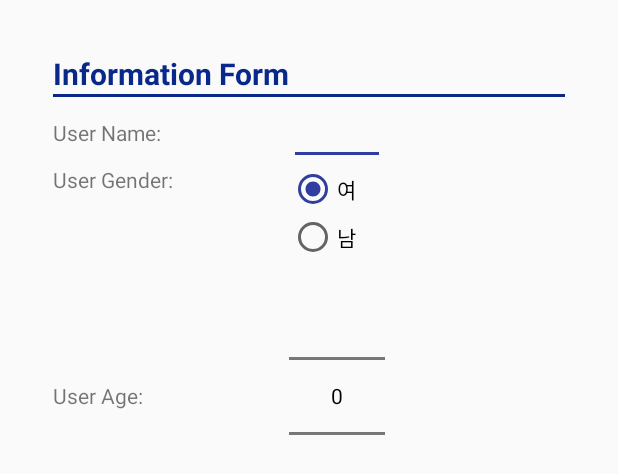
After one commit to 11mia/probono, an Android app: the layout activity_alert_dialog_information.xml on its own in the app's theme, with its tools: preview values and no code run, on a phone screen of 412 x 824 dp. The commit adds this screen. Shown: the top 474 px of the screen. Run offline under Robolectric (Android 15) with nearby library versions, the phone set to English and light mode, and no system bars.

Commit message:
add custom design xml For AlertDialog

```diff
--- a/MaterialViewPager-master/sample/src/main/java/com/github/florent37/materialviewpager/sample/SettingsAdapter.java
+++ b/MaterialViewPager-master/sample/src/main/java/com/github/florent37/materialviewpager/sample/SettingsAdapter.java
@@ -10,6 +10,7 @@ import android.view.LayoutInflater;
 import android.view.View;
 import android.view.ViewGroup;
 import android.widget.Button;
+import android.widget.NumberPicker;
 import android.widget.Toast;
 
 import java.util.List;
@@ -76,6 +77,19 @@ public class SettingsAdapter extends RecyclerView.Adapter<RecyclerView.ViewHolde
         AlertDialog.Builder builder = new AlertDialog.Builder(context);
         builder.setTitle("AlertDialog Title");
         builder.setMessage("AlertDialog Content");
+
+        LayoutInflater inflater = (LayoutInflater)context.getSystemService(Context.LAYOUT_INFLATER_SERVICE);
+        final View infoFormView = inflater.inflate(R.layout.activity_alert_dialog_information, null);
+
+        //NumberPicker for Age 0~150
+        NumberPicker np = (NumberPicker) infoFormView.findViewById(R.id.picker);
+        np.setMinValue(1);
+        np.setMaxValue(150);
+        np.setValue(25);
+        np.setWrapSelectorWheel(false);
+
+        builder.setView(infoFormView);
+
         builder.setPositiveButton("예",
                 new DialogInterface.OnClickListener() {
                     public void onClick(DialogInterface dialog, int which) {
--- /dev/null
+++ b/MaterialViewPager-master/sample/src/main/res/layout/activity_alert_dialog_information.xml
@@ -0,0 +1,96 @@
+<?xml version="1.0" encoding="utf-8"?>
+<LinearLayout
+    xmlns:android="http://schemas.android.com/apk/res/android" android:layout_width="match_parent"
+    android:layout_height="match_parent">
+
+    <TableLayout
+        android:id="@+id/alertDialogInformaion"
+        android:layout_width="match_parent"
+        android:layout_height="match_parent"
+        android:orientation="vertical"
+        android:padding="35dp">
+
+        <!-- Dialog Title -->
+        <TableRow
+            android:layout_width="match_parent"
+            android:layout_height="match_parent">
+
+            <TextView
+                android:layout_width="match_parent"
+                android:layout_height="wrap_content"
+                android:text="Information Form"
+                android:textStyle="bold"
+                android:textSize="20dp"
+                android:textColor="#08298A"/>
+        </TableRow>
+
+        <View
+            android:layout_width="match_parent"
+            android:layout_height="2dp"
+            android:layout_centerInParent="true"
+            android:background="#08298A" />
+
+        <!-- User name row. -->
+        <TableRow
+            android:layout_width="match_parent"
+            android:layout_height="match_parent">
+
+            <TextView
+                android:layout_width="wrap_content"
+                android:layout_height="wrap_content"
+                android:text="User Name: " />
+            <EditText
+                android:id="@+id/infoName"
+                android:lines="1"
+                android:maxLines="1"
+                android:maxLength="25"
+                android:textColor="#000000"/>
+        </TableRow>
+
+        <!-- User gender row. -->
+        <TableRow>
+
+            <TextView
+                android:layout_width="wrap_content"
+                android:layout_height="wrap_content"
+                android:text="User Gender: " />
+
+            <RadioGroup
+                android:id="@+id/rgGender"
+                android:layout_width="wrap_content"
+                android:layout_height="wrap_content">
+
+                <RadioButton
+                    android:id="@+id/rdWm"
+                    android:layout_width="wrap_content"
+                    android:layout_height="wrap_content"
+                    android:checked="true"
+                    android:text="여"/>
+
+                <RadioButton
+                    android:id="@+id/rdM"
+                    android:layout_width="wrap_content"
+                    android:layout_height="wrap_content"
+                    android:text="남"/>
+            </RadioGroup>
+        </TableRow>
+
+        <!-- User age row. -->
+        <TableRow
+            android:layout_width="match_parent"
+            android:layout_height="match_parent">
+
+            <TextView
+                android:layout_width="wrap_content"
+                android:layout_height="wrap_content"
+                android:layout_gravity="center_vertical"
+                android:text="User Age: " />
+            <NumberPicker
+                android:id="@+id/picker"
+                android:layout_width="wrap_content"
+                android:layout_height="wrap_content"
+                android:theme="@style/AppTheme.Picker"/>
+        </TableRow>
+
+    </TableLayout>
+</LinearLayout>
--- a/MaterialViewPager-master/sample/src/main/res/values/styles.xml
+++ b/MaterialViewPager-master/sample/src/main/res/values/styles.xml
@@ -31,4 +31,8 @@
         <item name="color">@color/drawerArrowColor</item>
     </style>
 
+    <style name="AppTheme.Picker" parent="Theme.AppCompat.Light.NoActionBar" >
+        <item name="android:textColorPrimary">#000000</item>
+    </style>
+
 </resources>
```
